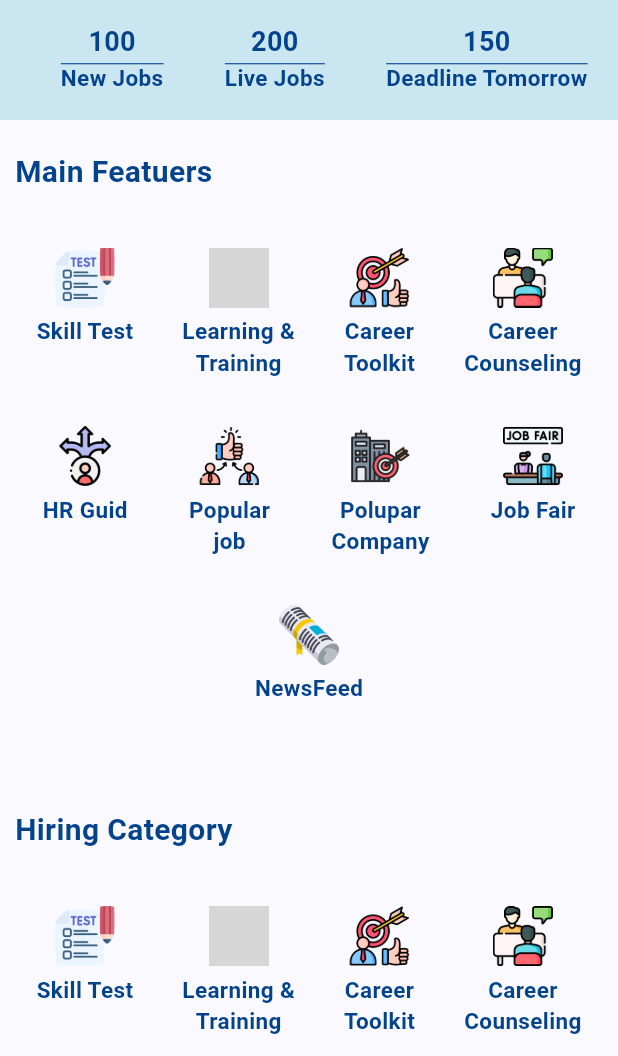
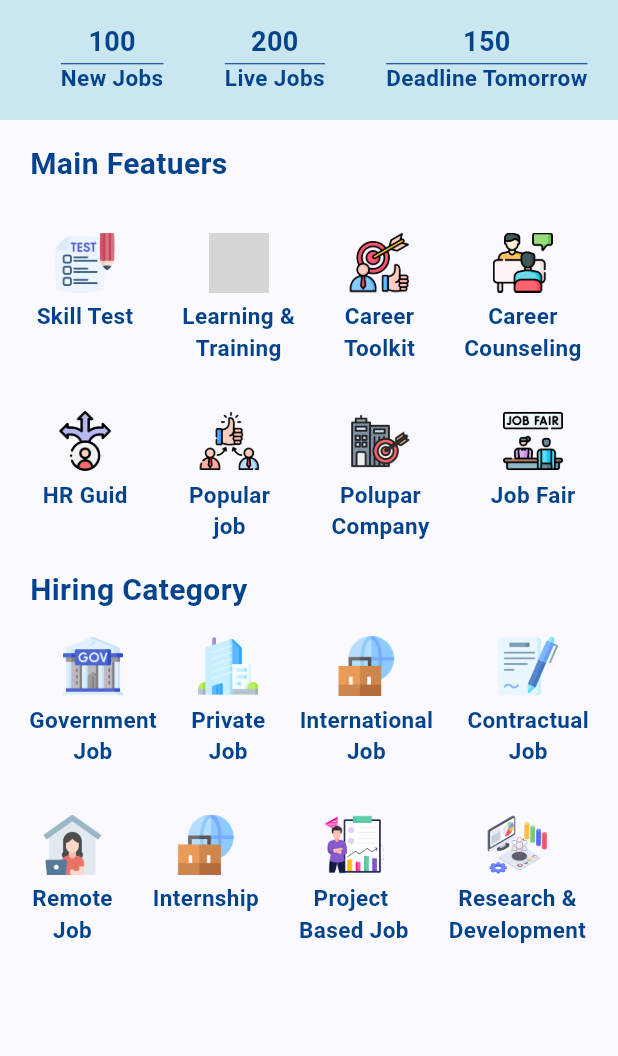
Before and after one commit to Mosaidur/Job-Skeers, a Flutter app: the screen it shows after launch, on a phone screen of 412 x 824 dp, the part 180-1236 px from its top. Run offline on Flutter 3.47's test engine with Material 3 defaults, Android fonts, the phone set to English and light mode, and no system bars; our stand-ins replace email_validator, intl_phone_field; grey boxes are pictures that could not be loaded.

Commit message:
3rd commite

```diff
--- a/jobskeers/lib/Job_Seeker/JobSeekerHomePage.dart
+++ b/jobskeers/lib/Job_Seeker/JobSeekerHomePage.dart
@@ -222,8 +222,8 @@ class _JobSeekerHompageState extends State<JobSeekerHompage> {
             Container(
               alignment: Alignment.centerLeft,
               margin: EdgeInsets.symmetric(
-                vertical: 20,
-                horizontal: 10,
+                vertical: 15,
+                horizontal: 20,
               ),
               child: Text(
                 "Main Featuers",
@@ -242,8 +242,8 @@ class _JobSeekerHompageState extends State<JobSeekerHompage> {
             Container(
               alignment: Alignment.centerLeft,
               margin: EdgeInsets.symmetric(
-                vertical: 20,
-                horizontal: 10,
+                //vertical: 15,
+                horizontal: 20,
               ),
               child: Text(
                 "Hiring Category",
@@ -257,6 +257,23 @@ class _JobSeekerHompageState extends State<JobSeekerHompage> {
 
             HiringCategory(),
 
+
+            //Recent Job Container
+            Container(
+              alignment: Alignment.centerLeft,
+              margin: EdgeInsets.symmetric(
+                //vertical: 15,
+                horizontal: 20,
+              ),
+              child: Text(
+                "Recent Job",
+                style: TextStyle(
+                  color: Color(0xff03438C),
+                  fontWeight: FontWeight.bold,
+                  fontSize: 20,
+                ),
+              ),
+            ),
 
 
 
--- a/jobskeers/lib/Job_Seeker/Widgets/Hiring_category.dart
+++ b/jobskeers/lib/Job_Seeker/Widgets/Hiring_category.dart
@@ -19,7 +19,7 @@ class HiringCategory extends StatelessWidget {
               mainAxisAlignment: MainAxisAlignment.spaceAround,
               children: [
 
-                //Skill test logo and text
+                //Govt. Job logo and text
                 Padding(
                   padding: const EdgeInsets.all(8.0),
                   child: Column(
@@ -28,13 +28,13 @@ class HiringCategory extends StatelessWidget {
                       Container(
                         height: 40,
                         width: 40,
-                        child: Image.asset("assets/icons/Skill Test.png"),
+                        child: Image.asset("assets/icons_2/Govt. Job.png"),
                       ),
                       SizedBox(
                         height: 5,
                       ),
                       Text(
-                        "Skill Test",
+                        "Government",
                         style: TextStyle(
                           color: Color(0xff03438C),
                           fontSize: 15,
@@ -42,7 +42,7 @@ class HiringCategory extends StatelessWidget {
                         ),
                       ),
                       Text(
-                        "  ",
+                        "Job",
                         style: TextStyle(
                           color: Color(0xff03438C),
                           fontSize: 15,
@@ -53,7 +53,7 @@ class HiringCategory extends StatelessWidget {
                   ),
                 ),
 
-                //Learning & Training logo and text
+                //Private Job logo and text
                 Padding(
                   padding: const EdgeInsets.all(8.0),
                   child: Column(
@@ -62,13 +62,13 @@ class HiringCategory extends StatelessWidget {
                       Container(
                         height: 40,
                         width: 40,
-                        child: Image.asset("assets/icons/Learning & trainning.png"),
+                        child: Image.asset("assets/icons_2/Private Job.png"),
                       ),
                       SizedBox(
                         height: 5,
                       ),
                       Text(
-                        "Learning &",
+                        "Private",
                         style: TextStyle(
                           color: Color(0xff03438C),
                           fontSize: 15,
@@ -76,7 +76,7 @@ class HiringCategory extends StatelessWidget {
                         ),
                       ),
                       Text(
-                        "Training",
+                        "Job",
                         style: TextStyle(
                           color: Color(0xff03438C),
                           fontSize: 15,
@@ -87,7 +87,7 @@ class HiringCategory extends StatelessWidget {
                   ),
                 ),
 
-                //Career Toolkit logo and text
+                //International Jon logo and text
                 Padding(
                   padding: const EdgeInsets.all(8.0),
                   child: Column(
@@ -96,13 +96,13 @@ class HiringCategory extends StatelessWidget {
                       Container(
                         height: 40,
                         width: 40,
-                        child: Image.asset("assets/icons/Career Toolkit.png"),
+                        child: Image.asset("assets/icons_2/Intenationl Job.png"),
                       ),
                       SizedBox(
                         height: 5,
                       ),
                       Text(
-                        "Career",
+                        "International",
                         style: TextStyle(
                           color: Color(0xff03438C),
                           fontSize: 15,
@@ -110,7 +110,7 @@ class HiringCategory extends StatelessWidget {
                         ),
                       ),
                       Text(
-                        "Toolkit",
+                        "Job",
                         style: TextStyle(
                           color: Color(0xff03438C),
                           fontSize: 15,
@@ -121,7 +121,7 @@ class HiringCategory extends StatelessWidget {
                   ),
                 ),
 
-                //Career Counseling logo and text
+                //contractual job logo and text
                 Padding(
                   padding: const EdgeInsets.all(8.0),
                   child: Column(
@@ -130,13 +130,13 @@ class HiringCategory extends StatelessWidget {
                       Container(
                         height: 40,
                         width: 40,
-                        child: Image.asset("assets/icons/Careeer Counseling.png"),
+                        child: Image.asset("assets/icons_2/Contactual Job.png"),
                       ),
                       SizedBox(
                         height: 5,
                       ),
                       Text(
-                        "Career",
+                        "Contractual",
                         style: TextStyle(
                           color: Color(0xff03438C),
                           fontSize: 15,
@@ -144,7 +144,7 @@ class HiringCategory extends StatelessWidget {
                         ),
                       ),
                       Text(
-                        "Counseling",
+                        "Job",
                         style: TextStyle(
                           color: Color(0xff03438C),
                           fontSize: 15,
@@ -165,7 +165,7 @@ class HiringCategory extends StatelessWidget {
               mainAxisAlignment: MainAxisAlignment.spaceAround,
               children: [
 
-                //HR Guid logo and text
+                //Remote Job logo and text
                 Padding(
                   padding: const EdgeInsets.all(8.0),
                   child: Column(
@@ -174,13 +174,47 @@ class HiringCategory extends StatelessWidget {
                       Container(
                         height: 40,
                         width: 40,
-                        child: Image.asset("assets/icons/HR Guid.png"),
+                        child: Image.asset("assets/icons_2/Remot Job.png"),
                       ),
                       SizedBox(
                         height: 5,
                       ),
                       Text(
-                        "HR Guid",
+                        "Remote",
+                        style: TextStyle(
+                          color: Color(0xff03438C),
+                          fontSize: 15,
+                          fontWeight: FontWeight.bold,
+                        ),
+                      ),
+                      Text(
+                        "Job",
+                        style: TextStyle(
+                          color: Color(0xff03438C),
+                          fontSize: 15,
+                          fontWeight: FontWeight.bold,
+                        ),
+                      ),
+                    ],
+                  ),
+                ),
+
+                //Internship logo and text
+                Padding(
+                  padding: const EdgeInsets.all(8.0),
+                  child: Column(
+                    mainAxisAlignment: MainAxisAlignment.center,
+                    children: [
+                      Container(
+                        height: 40,
+                        width: 40,
+                        child: Image.asset("assets/icons_2/Intenationl Job.png"),
+                      ),
+                      SizedBox(
+                        height: 5,
+                      ),
+                      Text(
+                        "Internship",
                         style: TextStyle(
                           color: Color(0xff03438C),
                           fontSize: 15,
@@ -199,7 +233,7 @@ class HiringCategory extends StatelessWidget {
                   ),
                 ),
 
-                //Popular job logo and text
+                //Project Based Job logo and text
                 Padding(
                   padding: const EdgeInsets.all(8.0),
                   child: Column(
@@ -208,13 +242,13 @@ class HiringCategory extends StatelessWidget {
                       Container(
                         height: 40,
                         width: 40,
-                        child: Image.asset("assets/icons/Popular Job.png"),
+                        child: Image.asset("assets/icons_2/Project based Job.png"),
                       ),
                       SizedBox(
                         height: 5,
                       ),
                       Text(
-                        "Popular",
+                        "Project ",
                         style: TextStyle(
                           color: Color(0xff03438C),
                           fontSize: 15,
@@ -222,7 +256,7 @@ class HiringCategory extends StatelessWidget {
                         ),
                       ),
                       Text(
-                        "job",
+                        "Based Job",
                         style: TextStyle(
                           color: Color(0xff03438C),
                           fontSize: 15,
@@ -233,7 +267,7 @@ class HiringCategory extends StatelessWidget {
                   ),
                 ),
 
-                //Polupar Company logo and text
+                //Research & Development logo and text
                 Padding(
                   padding: const EdgeInsets.all(8.0),
                   child: Column(
@@ -242,13 +276,13 @@ class HiringCategory extends StatelessWidget {
                       Container(
                         height: 40,
                         width: 40,
-                        child: Image.asset("assets/icons/Popular Company.png"),
+                        child: Image.asset("assets/icons_2/Research & Deveplopment.png"),
                       ),
                       SizedBox(
                         height: 5,
                       ),
                       Text(
-                        "Polupar",
+                        "Research &",
                         style: TextStyle(
                           color: Color(0xff03438C),
                           fontSize: 15,
@@ -256,41 +290,7 @@ class HiringCategory extends StatelessWidget {
                         ),
                       ),
                       Text(
-                        "Company",
-                        style: TextStyle(
-                          color: Color(0xff03438C),
-                          fontSize: 15,
-                          fontWeight: FontWeight.bold,
-                        ),
-                      ),
-                    ],
-                  ),
-                ),
-
-                //Job Fair logo and text
-                Padding(
-                  padding: const EdgeInsets.all(8.0),
-                  child: Column(
-                    mainAxisAlignment: MainAxisAlignment.center,
-                    children: [
-                      Container(
-                        height: 40,
-                        width: 40,
-                        child: Image.asset("assets/icons/job-fair.png"),
-                      ),
-                      SizedBox(
-                        height: 5,
-                      ),
-                      Text(
-                        "Job Fair",
-                        style: TextStyle(
-                          color: Color(0xff03438C),
-                          fontSize: 15,
-                          fontWeight: FontWeight.bold,
-                        ),
-                      ),
-                      Text(
-                        "  ",
+                        "Development",
                         style: TextStyle(
                           color: Color(0xff03438C),
                           fontSize: 15,
@@ -305,51 +305,6 @@ class HiringCategory extends StatelessWidget {
             ),
           ),
 
-          Padding(
-            padding: const EdgeInsets.all(8.0),
-            child: Row(
-              mainAxisAlignment: MainAxisAlignment.spaceAround,
-              children: [
-
-                //NewsFeed logo and text
-                Padding(
-                  padding: const EdgeInsets.all(8.0),
-                  child: Column(
-                    mainAxisAlignment: MainAxisAlignment.center,
-                    children: [
-                      Container(
-                        height: 40,
-                        width: 40,
-                        child: Image.asset("assets/icons/News Feed.png"),
-                      ),
-                      SizedBox(
-                        height: 5,
-                      ),
-                      Text(
-                        "NewsFeed",
-                        style: TextStyle(
-                          color: Color(0xff03438C),
-                          fontSize: 15,
-                          fontWeight: FontWeight.bold,
-                        ),
-                      ),
-                      Text(
-                        "  ",
-                        style: TextStyle(
-                          color: Color(0xff03438C),
-                          fontSize: 15,
-                          fontWeight: FontWeight.bold,
-                        ),
-                      ),
-                    ],
-                  ),
-                ),
-
-
-
-              ],
-            ),
-          ),
 
         ],
       ),
--- a/jobskeers/lib/Job_Seeker/Widgets/Main_feature.dart
+++ b/jobskeers/lib/Job_Seeker/Widgets/Main_feature.dart
@@ -7,7 +7,7 @@ class Mian_Feature extends StatelessWidget {
   Widget build(BuildContext context) {
     return Container(
       // height: MediaQuery.of(context).size.height ,
-      height: 370 ,
+      height: 240 ,
       child: Column(
         //mainAxisAlignment: MainAxisAlignment.center,
         crossAxisAlignment: CrossAxisAlignment.center,
@@ -305,51 +305,51 @@ class Mian_Feature extends StatelessWidget {
             ),
           ),
 
-          Padding(
-            padding: const EdgeInsets.all(8.0),
-            child: Row(
-              mainAxisAlignment: MainAxisAlignment.spaceAround,
-              children: [
-
-                //NewsFeed logo and text
-                Padding(
-                  padding: const EdgeInsets.all(8.0),
-                  child: Column(
-                    mainAxisAlignment: MainAxisAlignment.center,
-                    children: [
-                      Container(
-                        height: 40,
-                        width: 40,
-                        child: Image.asset("assets/icons/News Feed.png"),
-                      ),
-                      SizedBox(
-                        height: 5,
-                      ),
-                      Text(
-                        "NewsFeed",
-                        style: TextStyle(
-                          color: Color(0xff03438C),
-                          fontSize: 15,
-                          fontWeight: FontWeight.bold,
-                        ),
-                      ),
-                      Text(
-                        "  ",
-                        style: TextStyle(
-                          color: Color(0xff03438C),
-                          fontSize: 15,
-                          fontWeight: FontWeight.bold,
-                        ),
-                      ),
-                    ],
-                  ),
-                ),
-
-
-
-              ],
-            ),
-          ),
+          // Padding(
+          //   padding: const EdgeInsets.all(8.0),
+          //   child: Row(
+          //     mainAxisAlignment: MainAxisAlignment.spaceAround,
+          //     children: [
+          //
+          //       //NewsFeed logo and text
+          //       Padding(
+          //         padding: const EdgeInsets.all(8.0),
+          //         child: Column(
+          //           mainAxisAlignment: MainAxisAlignment.center,
+          //           children: [
+          //             Container(
+          //               height: 40,
+          //               width: 40,
+          //               child: Image.asset("assets/icons/News Feed.png"),
+          //             ),
+          //             SizedBox(
+          //               height: 5,
+          //             ),
+          //             Text(
+          //               "NewsFeed",
+          //               style: TextStyle(
+          //                 color: Color(0xff03438C),
+          //                 fontSize: 15,
+          //                 fontWeight: FontWeight.bold,
+          //               ),
+          //             ),
+          //             Text(
+          //               "  ",
+          //               style: TextStyle(
+          //                 color: Color(0xff03438C),
+          //                 fontSize: 15,
+          //                 fontWeight: FontWeight.bold,
+          //               ),
+          //             ),
+          //           ],
+          //         ),
+          //       ),
+          //
+          //
+          //
+          //     ],
+          //   ),
+          // ),
 
         ],
       ),
```
